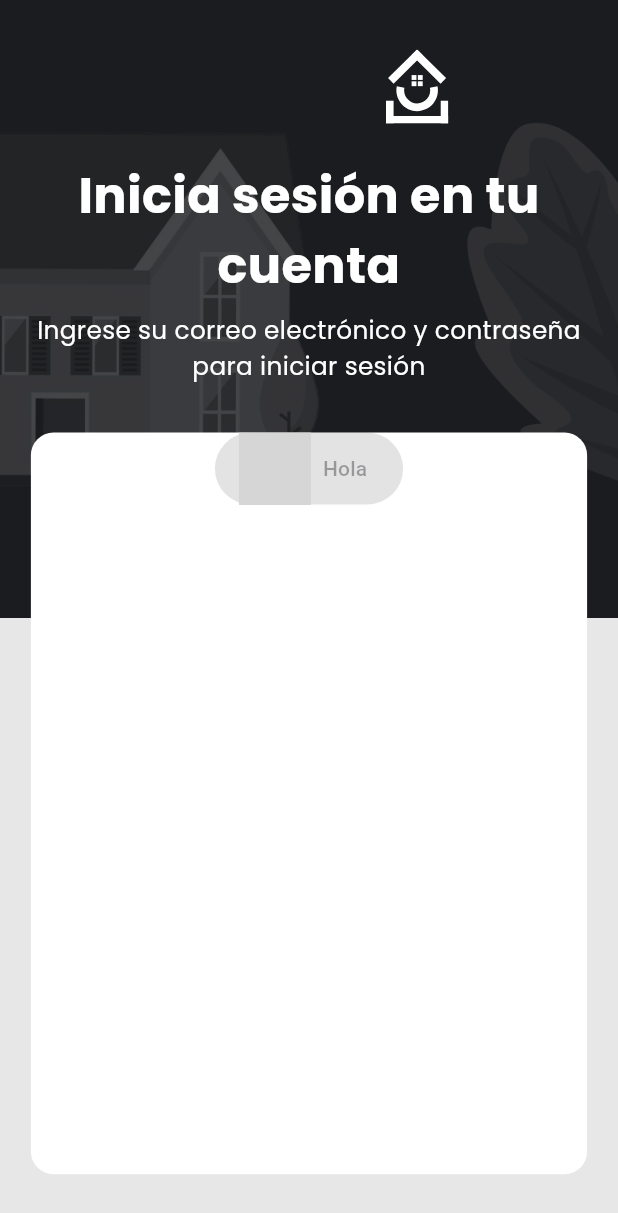
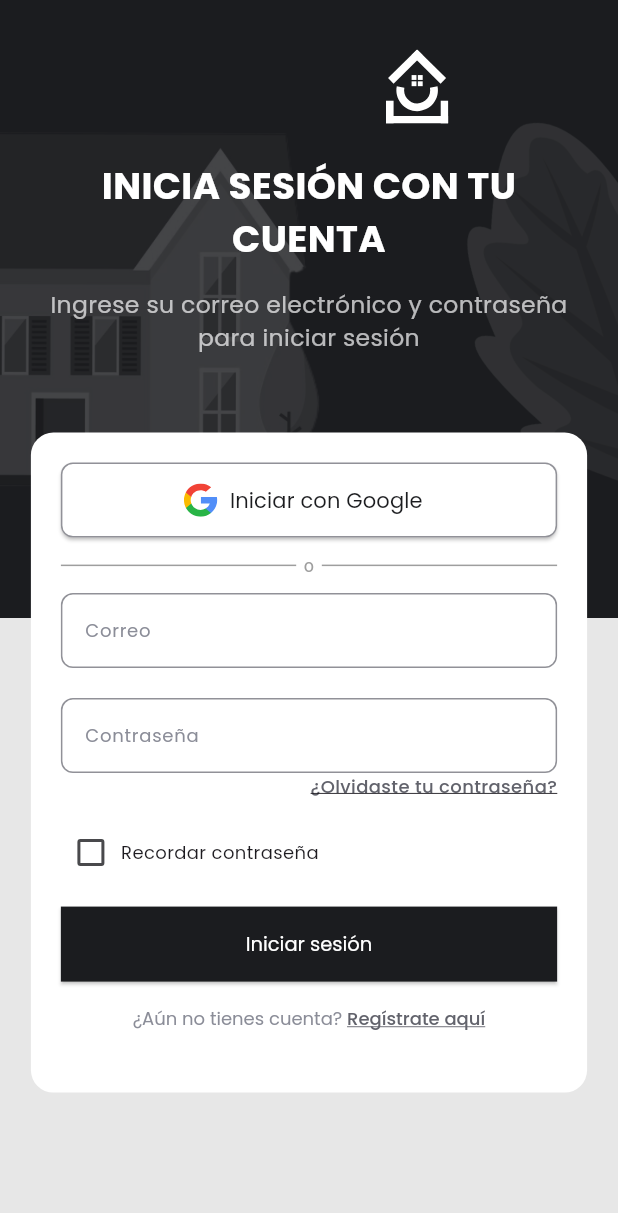
Before and after one commit to DavidRaveloU/AlojaMas, a Flutter app: the screen it shows after launch, on a phone screen of 412 x 824 dp. Shown: the top 1213 px of the screen. Run offline on Flutter 3.47's test engine with Material 3 defaults, Android fonts, the phone set to English and light mode, and no system bars; drawn by our look-alikes of auto_size_text; our stand-ins replace flutter_svg, google_fonts; grey boxes are pictures that could not be loaded.

Commit message:
Improved details on the login screen

```diff
--- a/lib/app.dart
+++ b/lib/app.dart
@@ -1,7 +1,5 @@
 import 'package:alojamas/screens/auth/login/login_screen.dart';
 import 'package:flutter/material.dart';
-
-import 'screens/home/home_screen.dart';
 
 class App extends StatelessWidget {
   const App({super.key});
--- a/lib/common/widgets/custom_buttom.dart
+++ /dev/null
@@ -1,17 +0,0 @@
-import 'package:flutter/material.dart';
-import 'package:flutter_svg/svg.dart';
-
-class CustiomButtom extends StatelessWidget {
-  const CustiomButtom({super.key});
-
-  @override
-  Widget build(BuildContext context) {
-    return ElevatedButton.icon(
-      onPressed: null,
-      icon: SvgPicture.asset(
-        'assets/logo/SocialLogos/google.svg',
-      ),
-      label: const Text('Hola'),
-    );
-  }
-}
--- /dev/null
+++ b/lib/common/widgets/custom_checkbox.dart
@@ -0,0 +1,43 @@
+import 'package:alojamas/utils/theme/theme.dart';
+import 'package:auto_size_text/auto_size_text.dart';
+import 'package:flutter/material.dart';
+import 'package:google_fonts/google_fonts.dart';
+
+class CustomCheckbox extends StatefulWidget {
+  final String label;
+  final void Function(bool?)? onChanged;
+  const CustomCheckbox({super.key, this.onChanged, required this.label});
+
+  @override
+  State<CustomCheckbox> createState() => _CustomCheckboxState();
+}
+
+class _CustomCheckboxState extends State<CustomCheckbox> {
+  bool recuerdame = false;
+  @override
+  Widget build(BuildContext context) {
+    return Row(
+      children: [
+        Theme(
+          data: lightTheme,
+          child: Checkbox(
+              value: recuerdame,
+              onChanged: (value) {
+                setState(() {
+                  recuerdame = value!;
+                });
+                widget.onChanged!(recuerdame);
+              }),
+        ),
+        Expanded(
+          child: AutoSizeText(
+            widget.label,
+            maxLines: 1,
+            overflow: TextOverflow.ellipsis,
+            style: GoogleFonts.poppins(fontSize: 12),
+          ),
+        ),
+      ],
+    );
+  }
+}
--- /dev/null
+++ b/lib/common/widgets/custom_textbutton.dart
@@ -0,0 +1,32 @@
+import 'package:alojamas/utils/theme/theme.dart';
+import 'package:auto_size_text/auto_size_text.dart';
+import 'package:flutter/material.dart';
+import 'package:google_fonts/google_fonts.dart';
+
+class CustomTextbutton extends StatefulWidget {
+  final String text;
+  final void Function() onPressed;
+  const CustomTextbutton(
+      {super.key, required this.text, required this.onPressed});
+
+  @override
+  State<CustomTextbutton> createState() => _CustomTextbuttonState();
+}
+
+class _CustomTextbuttonState extends State<CustomTextbutton> {
+  @override
+  Widget build(BuildContext context) {
+    return Theme(
+      data: lightTheme,
+      child: ElevatedButton(
+        onPressed: widget.onPressed,
+        child: AutoSizeText(
+          widget.text,
+          maxLines: 1,
+          overflow: TextOverflow.ellipsis,
+          style: GoogleFonts.poppins(fontSize: 13),
+        ),
+      ),
+    );
+  }
+}
--- /dev/null
+++ b/lib/common/widgets/custom_textfield.dart
@@ -0,0 +1,35 @@
+import 'package:flutter/material.dart';
+import 'package:google_fonts/google_fonts.dart';
+
+import '../../utils/theme/app_colors.dart';
+
+class CustomTextfield extends StatelessWidget {
+  final bool? obscureText;
+  final String label;
+  const CustomTextfield({super.key, required this.label, this.obscureText});
+
+  @override
+  Widget build(BuildContext context) {
+    return TextFormField(
+      obscureText: obscureText ?? false,
+      style: GoogleFonts.poppins(fontSize: 12),
+      decoration: InputDecoration(
+        labelText: label,
+        labelStyle: GoogleFonts.poppins(
+            color: AppColors.secundaryText,
+            fontWeight: FontWeight.w400,
+            fontSize: 12),
+        border: const OutlineInputBorder(),
+        focusedBorder: OutlineInputBorder(
+          borderRadius: BorderRadius.circular(8),
+          borderSide: const BorderSide(color: AppColors.primary, width: 1),
+        ),
+        enabledBorder: OutlineInputBorder(
+          borderRadius: BorderRadius.circular(8),
+          borderSide: BorderSide(
+              color: AppColors.accessibleTextMedium.withOpacity(0.7), width: 1),
+        ),
+      ),
+    );
+  }
+}
--- /dev/null
+++ b/lib/common/widgets/icon_custom_button.dart
@@ -0,0 +1,40 @@
+import 'package:alojamas/utils/theme/app_colors.dart';
+import 'package:auto_size_text/auto_size_text.dart';
+import 'package:flutter/material.dart';
+import 'package:flutter_svg/svg.dart';
+import 'package:google_fonts/google_fonts.dart';
+
+class IconCustomButton extends StatelessWidget {
+  final String icon;
+  final String text;
+  const IconCustomButton({super.key, required this.icon, required this.text});
+
+  @override
+  Widget build(BuildContext context) {
+    return ElevatedButton.icon(
+      onPressed: () {},
+      icon: SvgPicture.asset(
+        icon,
+        width: 23,
+        height: 23,
+      ),
+      label: AutoSizeText(
+        text,
+        maxLines: 1,
+        overflow: TextOverflow.ellipsis,
+        style: GoogleFonts.poppins(
+            color: AppColors.primary,
+            fontWeight: FontWeight.w400,
+            fontSize: 14),
+      ),
+      style: ElevatedButton.styleFrom(
+        minimumSize: const Size(double.infinity, 50),
+        shape: RoundedRectangleBorder(borderRadius: BorderRadius.circular(8)),
+        side: BorderSide(
+            color: AppColors.accessibleTextMedium.withOpacity(0.7), width: 1),
+        backgroundColor: Colors.white,
+        foregroundColor: Colors.black,
+      ),
+    );
+  }
+}
--- a/lib/screens/auth/login/login_screen.dart
+++ b/lib/screens/auth/login/login_screen.dart
@@ -1,6 +1,14 @@
-import 'package:alojamas/common/widgets/custom_buttom.dart';
+import 'package:alojamas/common/widgets/custom_checkbox.dart';
+import 'package:alojamas/common/widgets/custom_textbutton.dart';
+import 'package:alojamas/common/widgets/icon_custom_button.dart';
 import 'package:alojamas/screens/auth/login/widget/background_login.dart';
+import 'package:alojamas/screens/auth/login/widget/create_account_text.dart';
+import 'package:auto_size_text/auto_size_text.dart';
 import 'package:flutter/material.dart';
+import 'package:google_fonts/google_fonts.dart';
+
+import '../../../common/widgets/custom_textfield.dart';
+import '../../../utils/theme/app_colors.dart';
 
 class LoginScreen extends StatelessWidget {
   const LoginScreen({super.key});
@@ -13,7 +21,7 @@ class LoginScreen extends StatelessWidget {
 
     return Scaffold(
       body: Stack(
-        children: <Widget>[
+        children: [
           Column(
             children: [
               const Expanded(
@@ -31,20 +39,82 @@ class LoginScreen extends StatelessWidget {
             left: screenWidth * 0.05,
             right: screenWidth * 0.05,
             child: Container(
+              padding: const EdgeInsets.all(20),
               decoration: BoxDecoration(
                 color: Colors.white,
                 borderRadius: BorderRadius.circular(15),
               ),
               width: screenWidth * 0.9,
-              height: screenHeight * 0.6,
               child: Column(
                 children: [
-                  const CustiomButtom(),
+                  const IconCustomButton(
+                    icon: 'assets/logo/social/google.svg',
+                    text: 'Iniciar con Google',
+                  ),
+                  const SizedBox(height: 10),
+                  Row(
+                    mainAxisSize: MainAxisSize.min,
+                    children: [
+                      Expanded(
+                        child: Container(
+                          height: 1,
+                          color: Colors.grey, // Primera línea
+                        ),
+                      ),
+                      const Padding(
+                        padding: EdgeInsets.symmetric(horizontal: 5),
+                        child: AutoSizeText(
+                          'o',
+                          maxLines: 1,
+                          overflow: TextOverflow.ellipsis,
+                          style: TextStyle(fontSize: 12, color: Colors.grey),
+                        ),
+                      ),
+                      Expanded(
+                        child: Container(
+                          height: 1,
+                          color: Colors.grey, // Segunda línea
+                        ),
+                      ),
+                    ],
+                  ),
+                  const SizedBox(height: 10),
                   Form(
                       key: formKey,
                       child: const Column(
-                        children: [],
+                        children: [
+                          CustomTextfield(label: 'Correo'),
+                          SizedBox(height: 20),
+                          CustomTextfield(
+                              label: 'Contraseña', obscureText: true),
+                        ],
                       )),
+                  Align(
+                    alignment: Alignment.centerRight,
+                    child: InkWell(
+                      child: AutoSizeText(
+                        '¿Olvidaste tu contraseña?',
+                        maxLines: 1,
+                        overflow: TextOverflow.ellipsis,
+                        style: GoogleFonts.poppins(
+                            fontSize: 12,
+                            fontWeight: FontWeight.w500,
+                            color: AppColors.accessibleTextMedium,
+                            decoration: TextDecoration.underline),
+                      ),
+                    ),
+                  ),
+                  const SizedBox(height: 16),
+                  const CustomCheckbox(
+                    label: 'Recordar contraseña',
+                  ),
+                  const SizedBox(height: 16),
+                  CustomTextbutton(text: 'Iniciar sesión', onPressed: () {}),
+                  const SizedBox(height: 16),
+                  CreateAccountText(onPressed: () {
+                    print('Registrarse');
+                  }),
+                  const SizedBox(height: 20),
                 ],
               ),
             ),
--- a/lib/screens/auth/login/widget/background_login.dart
+++ b/lib/screens/auth/login/widget/background_login.dart
@@ -1,7 +1,10 @@
+import 'dart:math';
+
+import 'package:alojamas/utils/theme/app_colors.dart';
+import 'package:auto_size_text/auto_size_text.dart';
 import 'package:flutter/material.dart';
 import 'package:flutter_svg/svg.dart';
 import 'package:google_fonts/google_fonts.dart';
-import 'dart:math';
 
 class BackgroundLogin extends StatelessWidget {
   const BackgroundLogin({
@@ -78,10 +81,13 @@ Widget backgroundLoginText(BuildContext context) {
         right: screenWidth * 0.1,
         child: Container(
           padding: const EdgeInsets.all(8.0),
-          child: Text(
-            'Inicia sesión en tu\ncuenta',
+          child: AutoSizeText(
+            'INICIA SESIÓN CON TU\nCUENTA',
+            maxLines: 2,
+            maxFontSize: 40,
+            minFontSize: 8,
             style: GoogleFonts.poppins(
-              fontSize: screenWidth * 0.08,
+              fontSize: screenWidth * 0.06,
               fontWeight: FontWeight.bold,
               color: Colors.white,
             ),
@@ -90,18 +96,20 @@ Widget backgroundLoginText(BuildContext context) {
         ),
       ),
       Positioned(
-        top: screenHeight * 0.25,
+        top: screenHeight * 0.23,
         left: screenWidth * 0.05,
         right: screenWidth * 0.05,
         child: Container(
           padding: const EdgeInsets.all(2.0),
           alignment: Alignment.center,
-          child: Text(
+          child: AutoSizeText(
             'Ingrese su correo electrónico y contraseña para iniciar sesión',
+            maxLines: 2,
+            overflow: TextOverflow.ellipsis,
             style: GoogleFonts.poppins(
-              fontSize: screenWidth * 0.04,
+              fontSize: screenWidth * 0.038,
               fontWeight: FontWeight.w400,
-              color: Colors.white,
+              color: AppColors.backgroundLight.withOpacity(0.7),
             ),
             textAlign: TextAlign.center,
           ),
--- /dev/null
+++ b/lib/screens/auth/login/widget/create_account_text.dart
@@ -0,0 +1,47 @@
+import 'package:flutter/gestures.dart';
+import 'package:flutter/material.dart';
+import 'package:google_fonts/google_fonts.dart';
+
+import '../../../../utils/theme/app_colors.dart';
+
+class CreateAccountText extends StatefulWidget {
+  final void Function() onPressed;
+  const CreateAccountText({super.key, required this.onPressed});
+
+  @override
+  State<CreateAccountText> createState() => _CreateAccountTextState();
+}
+
+class _CreateAccountTextState extends State<CreateAccountText> {
+  @override
+  Widget build(BuildContext context) {
+    return RichText(
+        text: TextSpan(
+      children: [
+        TextSpan(
+          text: '¿Aún no tienes cuenta? ',
+          style: GoogleFonts.poppins(
+            color: AppColors.secundaryText,
+            fontSize: 12,
+          ),
+        ),
+        TextSpan(
+          text: 'Regístrate aquí',
+          style: GoogleFonts.poppins(
+            textStyle: const TextStyle(
+              fontWeight: FontWeight.w500,
+              fontSize: 12,
+              color: AppColors.accessibleTextMedium,
+              decoration: TextDecoration.underline,
+              overflow: TextOverflow.ellipsis,
+            ),
+          ),
+          recognizer: TapGestureRecognizer()
+            ..onTap = () {
+              widget.onPressed();
+            },
+        ),
+      ],
+    ));
+  }
+}
--- /dev/null
+++ b/lib/utils/theme/app_colors.dart
@@ -0,0 +1,18 @@
+import 'package:flutter/material.dart';
+
+class AppColors {
+  static const primary = Color(0xFF1B1C1F);
+  static const backgroundLight = Color(0xFFFCFCFD);
+  static const backgroundMediumLight = Color(0xFFF1F1F1);
+  static const background = Color(0xFFFFFFFF);
+  static const borderLight = Color(0xFFD8DADE);
+  static const dividerLight = Color(0xFFCDCFD4);
+  static const dividerMedium = Color(0xFFCDCED7);
+  static const borderMedium = Color(0xFFB9BCC2);
+  static const borderDark = Color(0xFFB9BBC6);
+  static const buttonText = Color(0xFF80828D);
+  static const secundaryText = Color(0xFF8B8D98);
+  static const accessibleTextMedium = Color(0xFF62636C);
+  static const accessibleTextLight = Color(0xFF1E1F22);
+  static const accessibleTextDarker = Color(0xFF1E1F24);
+}
--- /dev/null
+++ b/lib/utils/theme/theme.dart
@@ -0,0 +1,101 @@
+import 'package:flutter/material.dart';
+import 'package:google_fonts/google_fonts.dart';
+
+import 'app_colors.dart';
+
+final TextTheme _customTextTheme = TextTheme(
+  bodyLarge: GoogleFonts.poppins(
+    fontSize: 18,
+    color: AppColors.accessibleTextDarker,
+  ),
+  bodyMedium: GoogleFonts.poppins(
+    fontSize: 16,
+    color: AppColors.accessibleTextMedium,
+  ),
+  bodySmall: GoogleFonts.poppins(
+    fontSize: 14,
+    color: AppColors.accessibleTextMedium,
+  ),
+  labelSmall: GoogleFonts.poppins(
+    fontSize: 12,
+    color: AppColors.secundaryText,
+  ),
+  labelMedium: GoogleFonts.poppins(
+    fontSize: 14,
+    color: AppColors.secundaryText,
+  ),
+  labelLarge: GoogleFonts.poppins(
+    fontSize: 16,
+    color: AppColors.secundaryText,
+  ),
+  displayLarge: GoogleFonts.poppins(
+    color: AppColors.accessibleTextDarker,
+  ),
+  displayMedium: GoogleFonts.poppins(
+    color: AppColors.accessibleTextMedium,
+  ),
+  displaySmall: GoogleFonts.poppins(
+    color: AppColors.accessibleTextMedium,
+  ),
+  headlineLarge: GoogleFonts.poppins(
+    color: AppColors.accessibleTextDarker,
+  ),
+  headlineMedium: GoogleFonts.poppins(
+    color: AppColors.accessibleTextMedium,
+  ),
+  headlineSmall: GoogleFonts.poppins(
+    color: AppColors.accessibleTextMedium,
+  ),
+  titleLarge: GoogleFonts.poppins(
+    color: AppColors.accessibleTextDarker,
+  ),
+  titleMedium: GoogleFonts.poppins(
+    color: AppColors.accessibleTextMedium,
+  ),
+  titleSmall: GoogleFonts.poppins(
+    color: AppColors.accessibleTextMedium,
+  ),
+);
+
+final ThemeData lightTheme = ThemeData(
+  primaryColorLight: AppColors.primary,
+  elevatedButtonTheme: ElevatedButtonThemeData(
+    style: ElevatedButton.styleFrom(
+      foregroundColor: AppColors.background,
+      backgroundColor: AppColors.primary,
+      textStyle: const TextStyle(color: AppColors.background),
+      shape: RoundedRectangleBorder(borderRadius: BorderRadius.circular(0)),
+      minimumSize: const Size(double.infinity, 50),
+    ),
+  ),
+  checkboxTheme: CheckboxThemeData(
+    materialTapTargetSize: MaterialTapTargetSize.shrinkWrap,
+    side: BorderSide(color: AppColors.primary.withOpacity(0.8), width: 2),
+    fillColor: WidgetStateColor.resolveWith((states) {
+      // Color de fondo cuando está marcado
+      if (states.contains(WidgetState.selected)) {
+        return AppColors.primary; // Color cuando está marcado
+      }
+      return Colors.transparent; // Color transparente cuando no está marcado
+    }),
+    checkColor: WidgetStateColor.resolveWith((states) {
+      // Color del check cuando está marcado
+      if (states.contains(WidgetState.selected)) {
+        return AppColors.background; // Color del check cuando está marcado
+      }
+      return Colors.transparent; // Color transparente cuando no está marcado
+    }),
+  ),
+  textTheme: _customTextTheme,
+  primaryColor: AppColors.primary,
+  brightness: Brightness.light,
+  dividerColor: AppColors.dividerMedium,
+  colorScheme: const ColorScheme.light(
+    primary: AppColors.primary,
+    secondary: AppColors.primary,
+    onPrimary: AppColors.background,
+    onSecondary: AppColors.background,
+  ),
+  splashColor: AppColors.primary.withOpacity(0.1),
+  highlightColor: AppColors.primary.withOpacity(0.1),
+);
--- a/pubspec.yaml
+++ b/pubspec.yaml
@@ -66,7 +66,7 @@ flutter:
     - assets/icons/
     - assets/img/
     - assets/logo/
-    - assets/lottie/
+    - assets/logo/social/google.svg
   #   - images/a_dot_ham.jpeg
 
   # An image asset can refer to one or more resolution-specific "variants", see
```
Also changed, not shown: assets/logo/social/google.svg (renamed from assets/logo/SocialLogos/google.svg).
